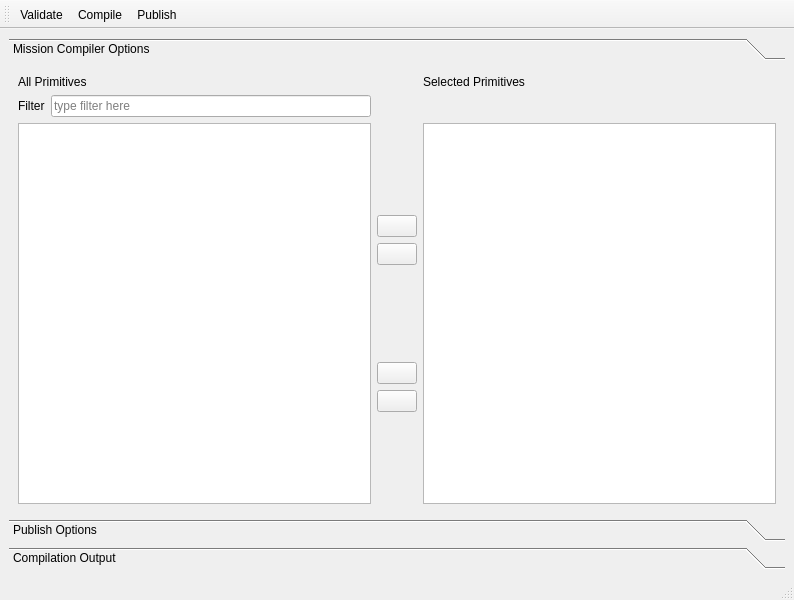
ryzom/ryzomcore, file code/nel/tools/3d/object_viewer_qt/src/plugins/mission_compiler/mission_compiler_main_window.ui: the form before one commit.
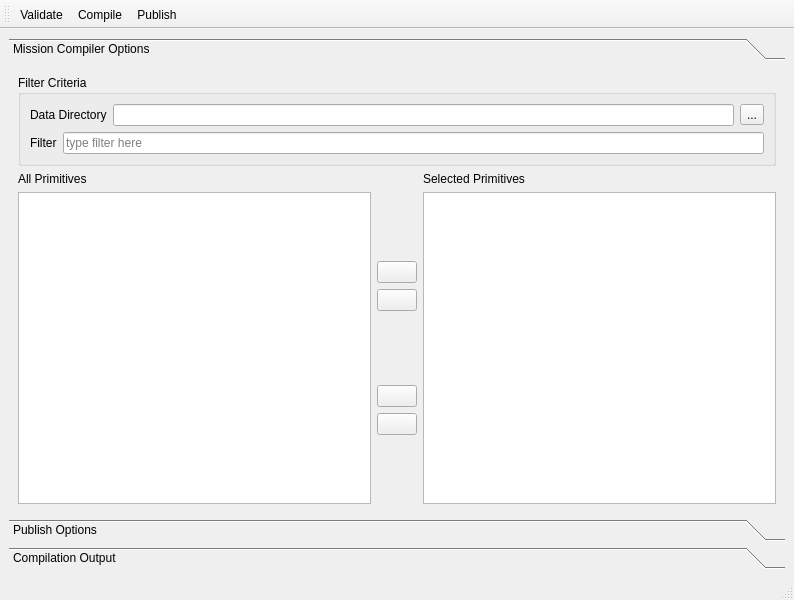
The form after the commit. Icons and pictures are not drawn.

Commit message:
Changed: Added 'data directory' box and re-arranged filters.
branch : branch-mission-compiler-qt

Patch:
```diff
--- a/code/nel/tools/3d/object_viewer_qt/src/plugins/mission_compiler/mission_compiler_main_window.ui
+++ b/code/nel/tools/3d/object_viewer_qt/src/plugins/mission_compiler/mission_compiler_main_window.ui
@@ -33,7 +33,7 @@
         <string>Mission Compiler Options</string>
        </attribute>
        <layout class="QGridLayout" name="gridLayout">
-        <item row="3" column="4">
+        <item row="5" column="4">
          <layout class="QVBoxLayout" name="addRemoveLayout">
           <item>
            <spacer name="verticalSpacer_3">
@@ -132,7 +132,7 @@
           </item>
          </layout>
         </item>
-        <item row="3" column="3">
+        <item row="5" column="3">
          <widget class="QListView" name="allPrimitivesList">
           <property name="acceptDrops">
            <bool>true</bool>
@@ -157,7 +157,7 @@
           </property>
          </widget>
         </item>
-        <item row="3" column="5">
+        <item row="5" column="5">
          <widget class="QListView" name="selectedPrimitivesList">
           <property name="acceptDrops">
            <bool>true</bool>
@@ -182,21 +182,48 @@
           </property>
          </widget>
         </item>
-        <item row="0" column="3">
+        <item row="4" column="3">
          <widget class="QLabel" name="allPrimitivesLabel">
           <property name="text">
            <string>All Primitives</string>
           </property>
          </widget>
         </item>
-        <item row="0" column="5">
+        <item row="4" column="5">
          <widget class="QLabel" name="selectedPrimitivesLabel">
           <property name="text">
            <string>Selected Primitives</string>
           </property>
          </widget>
         </item>
-        <item row="1" column="3">
+        <item row="0" column="3" colspan="3">
+         <widget class="QGroupBox" name="filterGroupBox">
+          <property name="title">
+           <string>Filter Criteria</string>
+          </property>
+          <layout class="QGridLayout" name="gridLayout_5">
+           <item row="0" column="0">
+            <layout class="QHBoxLayout" name="dataDirLayout">
+             <item>
+              <widget class="QLabel" name="dataDirLabel">
+               <property name="text">
+                <string>Data Directory</string>
+               </property>
+              </widget>
+             </item>
+             <item>
+              <widget class="QLineEdit" name="dataDirEdit"/>
+             </item>
+             <item>
+              <widget class="QToolButton" name="dataDirButton">
+               <property name="text">
+                <string>...</string>
+               </property>
+              </widget>
+             </item>
+            </layout>
+           </item>
+           <item row="1" column="0">
          <layout class="QHBoxLayout" name="filterLayout">
           <item>
            <widget class="QLabel" name="filterLabel">
@@ -215,6 +242,13 @@
          </layout>
         </item>
        </layout>
+          <zorder>horizontalLayoutWidget</zorder>
+          <zorder>dataDirLabel</zorder>
+          <zorder>horizontalLayoutWidget</zorder>
+          <zorder></zorder>
+         </widget>
+        </item>
+       </layout>
       </widget>
       <widget class="QWidget" name="publishOptionsPage">
        <attribute name="label">
```
Left out of the diff: 8 changed lines with no effect on the pictures. Lines whose indentation alone changed are shown as unchanged. The commit also changes 2 other files.
